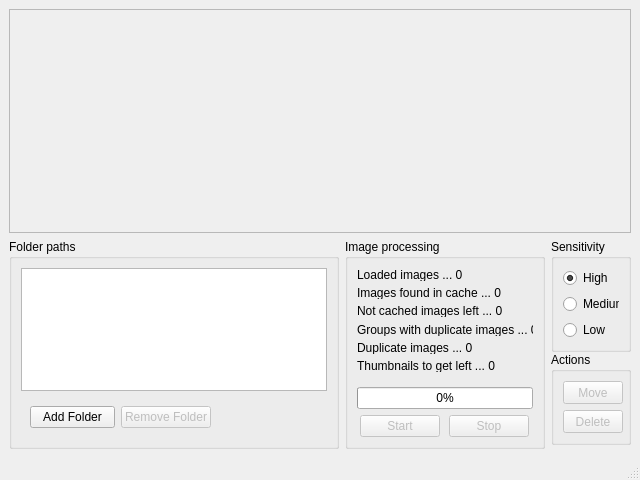
Before: the Qt Designer form doppelganger/gui.ui in max-dw-i/myfyrio, drawn with Qt 5.
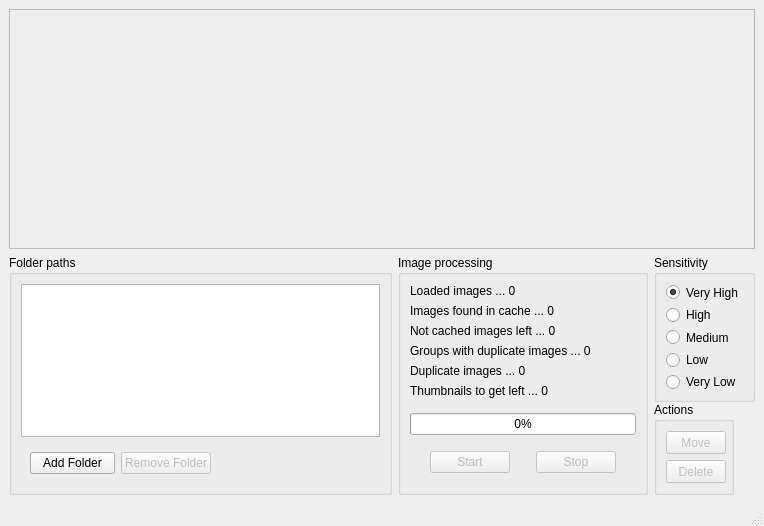
After: the same form once the commit is applied. Icons and pictures are not drawn.

Commit message: Add more options for sensitivity

Patch:
```diff
--- a/doppelganger/gui.ui
+++ b/doppelganger/gui.ui
@@ -6,8 +6,8 @@
    <rect>
     <x>0</x>
     <y>0</y>
-    <width>640</width>
-    <height>480</height>
+    <width>764</width>
+    <height>526</height>
    </rect>
   </property>
   <property name="sizePolicy">
@@ -62,8 +62,8 @@
         <rect>
          <x>0</x>
          <y>0</y>
-         <width>620</width>
-         <height>200</height>
+         <width>744</width>
+         <height>216</height>
         </rect>
        </property>
        <layout class="QVBoxLayout" name="scrollAreaLayout">
@@ -103,7 +103,7 @@
       <property name="maximumSize">
        <size>
         <width>16777215</width>
-        <height>210</height>
+        <height>240</height>
        </size>
       </property>
       <layout class="QHBoxLayout" name="horizontalLayout_3">
@@ -132,13 +132,13 @@
          </property>
          <property name="minimumSize">
           <size>
-           <width>330</width>
+           <width>0</width>
            <height>0</height>
           </size>
          </property>
          <property name="maximumSize">
           <size>
-           <width>500</width>
+           <width>16777215</width>
            <height>16777215</height>
           </size>
          </property>
@@ -477,7 +477,7 @@
             </property>
             <property name="minimumSize">
              <size>
-              <width>80</width>
+              <width>0</width>
               <height>0</height>
              </size>
             </property>
@@ -494,13 +494,23 @@
              <string>Sensitivity</string>
             </property>
             <layout class="QVBoxLayout" name="verticalLayout_6">
+             <item>
+              <widget class="QRadioButton" name="veryHighRb">
+               <property name="text">
+                <string>Very High</string>
+               </property>
+               <property name="checked">
+                <bool>true</bool>
+               </property>
+              </widget>
+             </item>
              <item>
               <widget class="QRadioButton" name="highRb">
                <property name="text">
                 <string>High</string>
                </property>
                <property name="checked">
-                <bool>true</bool>
+                <bool>false</bool>
                </property>
               </widget>
              </item>
@@ -530,6 +540,13 @@
                </property>
               </widget>
              </item>
+             <item>
+              <widget class="QRadioButton" name="veryLowRb">
+               <property name="text">
+                <string>Very Low</string>
+               </property>
+              </widget>
+             </item>
             </layout>
            </widget>
           </item>
```
Left out of the diff: 2 changed lines with no effect on the pictures. The commit also changes 2 other files.
